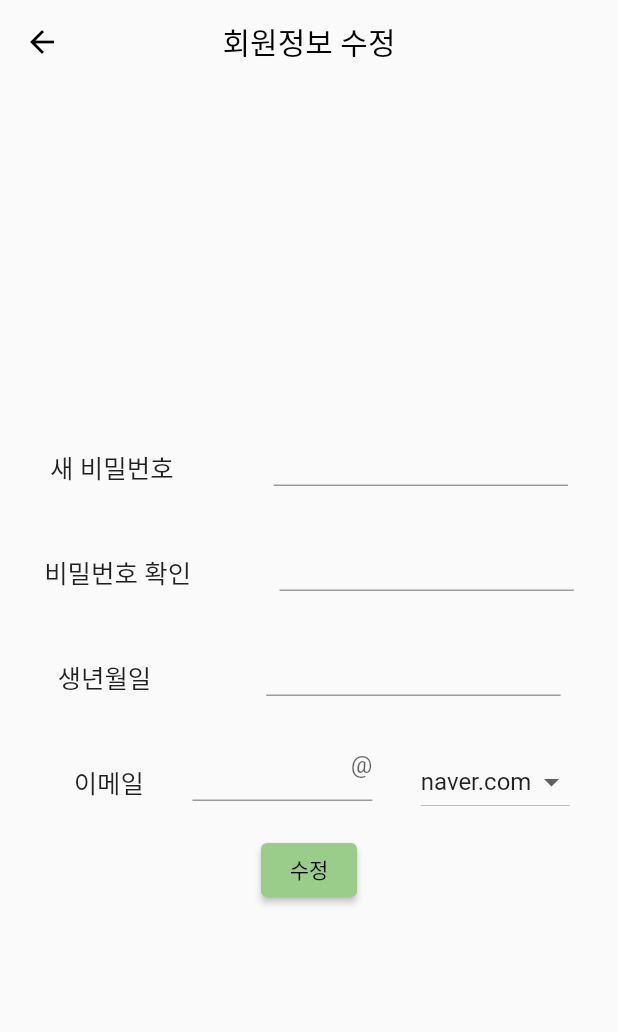
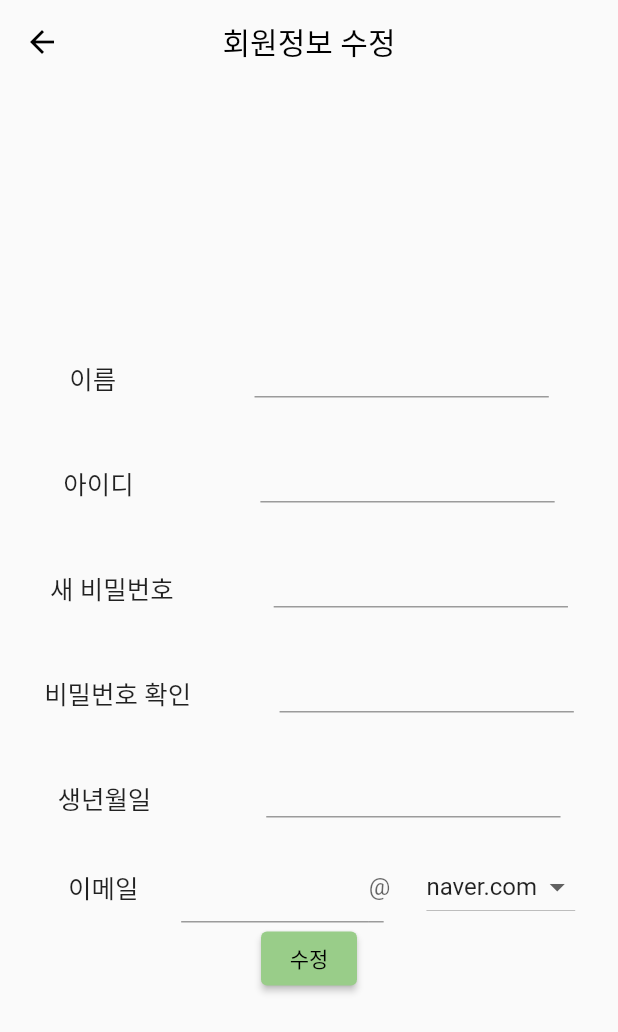
Before and after one commit to YHJeongg/Dr.Oh-R_Flutter, a Flutter app: the Home screen opened directly, after a tap on the "arrow forward ios" icon, on a phone screen of 412 x 824 dp. Shown: the top 1032 px of the screen. Run offline on Flutter 3.47's test engine with Material 2 defaults, Android fonts, the phone set to English and light mode, and no system bars; our stand-ins replace cloud_firestore, firebase_core, get; accounts and stored records are empty; network calls fail; statements that could not run were skipped.

Commit message:
[Update] 회원정보수정

```diff
--- a/dr_oh_app/lib/view/home/home.dart
+++ b/dr_oh_app/lib/view/home/home.dart
@@ -1,6 +1,8 @@
+import 'package:cloud_firestore/cloud_firestore.dart';
 import 'package:dr_oh_app/components/news_api.dart';
 import 'package:dr_oh_app/model/checkup_history_model.dart';
 import 'package:dr_oh_app/model/news_model.dart';
+import 'package:dr_oh_app/model/user.dart';
 import 'package:dr_oh_app/view/home/all_checkup_history.dart';
 import 'package:dr_oh_app/view/home/body_info.dart';
 import 'package:dr_oh_app/view/home/checkup_history.dart';
@@ -29,7 +31,6 @@ class _HomeState extends State<Home> {
   // News API */
 
   CheckupHistoryViewModel _checkupHistoryViewModel = CheckupHistoryViewModel();
-
   Future initNews() async {
     news = await newsAPI.getNews();
   }
@@ -106,13 +107,6 @@ class _HomeState extends State<Home> {
   Widget _sizedBox() {
     return const SizedBox(
       height: 20,
-    );
-  }
-
-  Widget _welcome() {
-    return const Padding(
-      padding: EdgeInsets.all(15),
-      child: Text('님 건강한 하루 되세요'),
     );
   }
 
@@ -252,7 +246,10 @@ class _HomeState extends State<Home> {
                 child: Row(
                   mainAxisAlignment: MainAxisAlignment.spaceBetween,
                   children: [
-                    _welcome(),
+                    const Text(
+                      '님 건강한 하루 되세요',
+                      style: TextStyle(fontSize: 10),
+                    ),
                     IconButton(
                       onPressed: () {
                         Get.to(EditMemberInfo());
--- a/dr_oh_app/lib/view/mypage/edit_member_info.dart
+++ b/dr_oh_app/lib/view/mypage/edit_member_info.dart
@@ -25,7 +25,7 @@ Widget _joinText(String txt, dynamic type) {
   );
 }
 
-// Desc: 회원정보 수정 TextField
+// Desc: 비밀번호 수정 TextField
 // Date: 2023-01-10
 Widget _editPW() {
   return SizedBox(
@@ -40,10 +40,27 @@ Widget _editPW() {
   );
 }
 
+// Desc: 이름, 아이디 수정 TextField
+// Date: 2023-01-10
+Widget _editInfo(bool readOnly, bool obscure) {
+  return SizedBox(
+    width: Get.width / 2.1,
+    height: 70,
+    child: TextField(
+      readOnly: true,
+      onChanged: (value) {
+        //--
+      },
+      obscureText: obscure,
+    ),
+  );
+}
+
 class _EditMemberInfoState extends State<EditMemberInfo> {
-  List<String> _dropdownList = ['naver.com', 'gmail.com', 'daum.net'];
+  List<String> _dropdownList = ['naver.com', 'gmail.com', 'daum.net', '직접 입력'];
   String _selectedDropdown = 'naver.com';
   TextEditingController dateController = TextEditingController();
+
   @override
   Widget build(BuildContext context) {
     return Scaffold(
@@ -56,6 +73,8 @@ class _EditMemberInfoState extends State<EditMemberInfo> {
         child: Column(
           mainAxisAlignment: MainAxisAlignment.center,
           children: [
+            _joinText('이름', _editInfo(true, false)),
+            _joinText('아이디', _editInfo(true, false)),
             _joinText('새 비밀번호', _editPW()),
             _joinText('비밀번호 확인', _editPW()),
             _joinText('생년월일', _editBirthday()),
@@ -66,18 +85,31 @@ class _EditMemberInfoState extends State<EditMemberInfo> {
                   '\t\t\t\t이메일',
                   style: TextStyle(fontSize: 17),
                 ),
+                Row(
+                  mainAxisAlignment: MainAxisAlignment.center,
+                  children: [
                     SizedBox(
-                  width: 120,
-                  height: 70,
+                      width: 125,
                       child: TextField(
                         onChanged: (value) {
                           //--
                         },
+                      ),
+                    ),
+                    SizedBox(
+                      width: 10,
+                      child: TextField(
+                        onChanged: (value) {
+                          //--
+                        },
+                        readOnly: true,
                         decoration: const InputDecoration(
                           hintText: '@',
                           hintTextDirection: TextDirection.rtl,
                         ),
                       ),
+                    ),
+                  ],
                 ),
                 DropdownButton(
                     elevation: 0,
```
Lines whose indentation alone changed are shown as unchanged.
